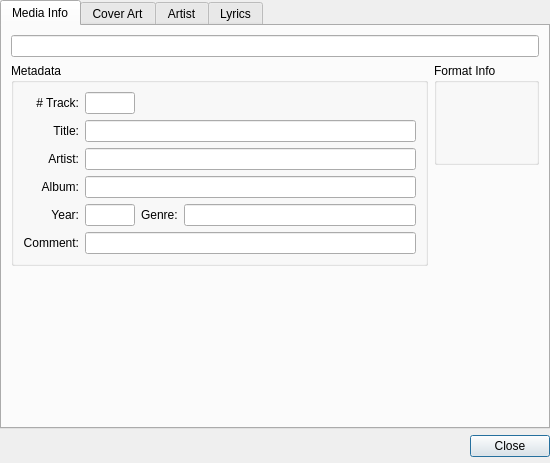
This is libs/mediainfowindow/MediaInfoWindow.ui in tkrotoff/QuarkPlayer as Qt 5 draws it before an edit. The edited form follows.
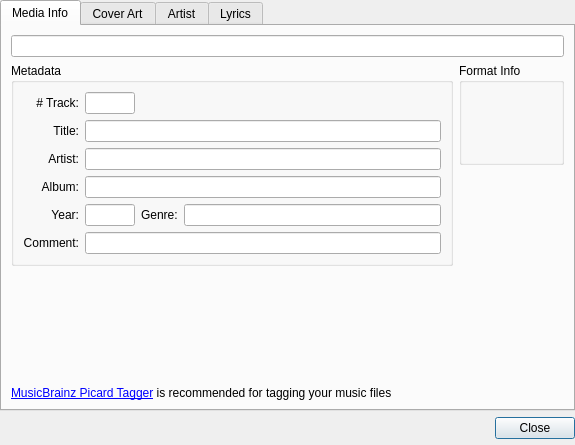
This is the edited form.

What changed in the file:
```diff
--- a/libs/mediainfowindow/MediaInfoWindow.ui
+++ b/libs/mediainfowindow/MediaInfoWindow.ui
@@ -5,8 +5,8 @@
    <rect>
     <x>0</x>
     <y>0</y>
-    <width>550</width>
-    <height>463</height>
+    <width>575</width>
+    <height>445</height>
    </rect>
   </property>
   <property name="windowTitle" >
@@ -35,8 +35,8 @@
        <rect>
         <x>0</x>
         <y>0</y>
-        <width>546</width>
-        <height>401</height>
+        <width>571</width>
+        <height>383</height>
        </rect>
       </property>
       <attribute name="title" >
@@ -237,6 +237,22 @@
          </property>
         </spacer>
        </item>
+       <item row="4" column="0" colspan="2" >
+        <widget class="QLabel" name="picardTaggerLinkLabel" >
+         <property name="sizePolicy" >
+          <sizepolicy vsizetype="Fixed" hsizetype="Preferred" >
+           <horstretch>0</horstretch>
+           <verstretch>0</verstretch>
+          </sizepolicy>
+         </property>
+         <property name="text" >
+          <string>&lt;a href="http://musicbrainz.org/doc/PicardDownload">MusicBrainz Picard Tagger&lt;/a> is recommended for tagging your music files</string>
+         </property>
+         <property name="openExternalLinks" >
+          <bool>true</bool>
+         </property>
+        </widget>
+       </item>
       </layout>
      </widget>
      <widget class="QWidget" name="coverArtTab" >
```
Left out of the diff: 11 changed lines with no effect on the pictures.
